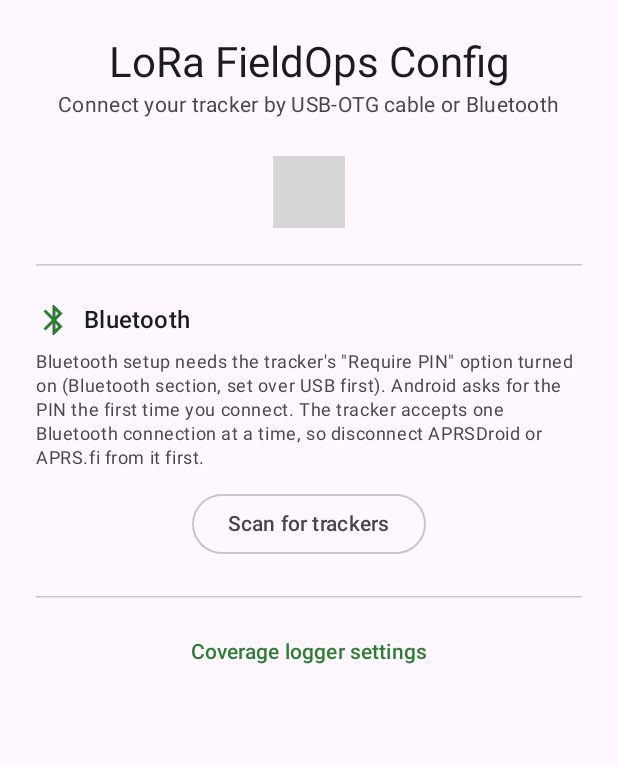
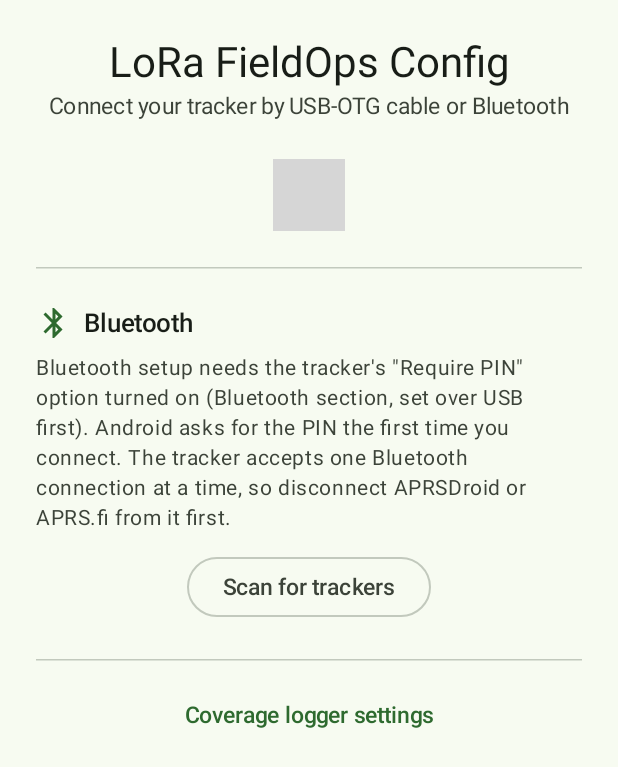
Before and after one commit to jeepnjonny/lora-fieldops-config-android, an Android app built with Jetpack Compose: the screen it shows after launch (MainActivity), on a phone screen of 412 x 824 dp. Shown: the top 767 px of the screen. Run offline under Robolectric (Android 15) with nearby library versions, the phone set to English and light mode, and no system bars; our stand-ins replace Room's generated code; libraries missing offline, so code that uses them is left out: com.hoho.android; 3 statements that could not run were skipped; grey boxes are pictures that could not be loaded.

Commit message:
feat(ui): readable type scale, full light/dark palette, real app icon
- C3: help text 14 sp (was 12), body 15–17 sp, labels a step up; status
  values in larger medium-weight text (earlier commit); higher-contrast
  secondary text color in both modes.
- C4: every Material 3 color role defined for light and dark (green
  palette, no default-purple fallbacks); window theme switches with the
  system day/night setting so launch doesn't flash; launcher icon is a
  radio mast on green, with a monochrome layer for themed icons. Unused
  template colors removed.

Co-Authored-By: Claude Opus 5.5 <noreply@anthropic.com>

```diff
--- a/app/src/main/java/com/kj7nye/lorafieldops/ui/theme/Theme.kt
+++ b/app/src/main/java/com/kj7nye/lorafieldops/ui/theme/Theme.kt
@@ -2,31 +2,101 @@ package com.kj7nye.lorafieldops.ui.theme
 
 import androidx.compose.foundation.isSystemInDarkTheme
 import androidx.compose.material3.MaterialTheme
+import androidx.compose.material3.Typography
 import androidx.compose.material3.darkColorScheme
 import androidx.compose.material3.lightColorScheme
 import androidx.compose.runtime.Composable
 import androidx.compose.ui.graphics.Color
+import androidx.compose.ui.unit.sp
 
-// Green accent — field-ops / amateur radio aesthetic
-private val PrimaryGreen = Color(0xFF2E7D32)
-private val OnPrimary = Color.White
-private val SecondaryGreen = Color(0xFF558B2F)
-private val SurfaceDark = Color(0xFF1A1C1E)
+// Green field-ops palette, every Material 3 role set for both modes so no
+// component falls back to the default purple. Contrast favors outdoor use.
+
+private val LightColors = lightColorScheme(
+    primary = Color(0xFF2E6A2F),
+    onPrimary = Color(0xFFFFFFFF),
+    primaryContainer = Color(0xFFB1F1A9),
+    onPrimaryContainer = Color(0xFF002204),
+    secondary = Color(0xFF52634F),
+    onSecondary = Color(0xFFFFFFFF),
+    secondaryContainer = Color(0xFFD5E8CF),
+    onSecondaryContainer = Color(0xFF101F10),
+    tertiary = Color(0xFF38656A),
+    onTertiary = Color(0xFFFFFFFF),
+    tertiaryContainer = Color(0xFFBCEBF0),
+    onTertiaryContainer = Color(0xFF002023),
+    error = Color(0xFFBA1A1A),
+    onError = Color(0xFFFFFFFF),
+    errorContainer = Color(0xFFFFDAD6),
+    onErrorContainer = Color(0xFF410002),
+    background = Color(0xFFF7FBF1),
+    onBackground = Color(0xFF181D17),
+    surface = Color(0xFFF7FBF1),
+    onSurface = Color(0xFF181D17),
+    surfaceVariant = Color(0xFFDEE5D8),
+    onSurfaceVariant = Color(0xFF3C4339),
+    outline = Color(0xFF6E756B),
+    outlineVariant = Color(0xFFC2C9BD),
+    inverseSurface = Color(0xFF2D322C),
+    inverseOnSurface = Color(0xFFEEF2E9),
+    inversePrimary = Color(0xFF96D58F),
+    surfaceDim = Color(0xFFD7DBD2),
+    surfaceBright = Color(0xFFF7FBF1),
+    surfaceContainerLowest = Color(0xFFFFFFFF),
+    surfaceContainerLow = Color(0xFFF1F5EC),
+    surfaceContainer = Color(0xFFEBEFE6),
+    surfaceContainerHigh = Color(0xFFE6E9E0),
+    surfaceContainerHighest = Color(0xFFE0E4DB),
+)
 
 private val DarkColors = darkColorScheme(
-    primary = Color(0xFF66BB6A),
-    onPrimary = Color(0xFF003909),
-    secondary = Color(0xFF8BC34A),
-    background = SurfaceDark,
-    surface = Color(0xFF282C2E),
-    error = Color(0xFFCF6679),
+    primary = Color(0xFF96D58F),
+    onPrimary = Color(0xFF00390A),
+    primaryContainer = Color(0xFF12511A),
+    onPrimaryContainer = Color(0xFFB1F1A9),
+    secondary = Color(0xFFB9CCB4),
+    onSecondary = Color(0xFF253423),
+    secondaryContainer = Color(0xFF3B4B39),
+    onSecondaryContainer = Color(0xFFD5E8CF),
+    tertiary = Color(0xFFA0CFD4),
+    onTertiary = Color(0xFF00363B),
+    tertiaryContainer = Color(0xFF1F4D52),
+    onTertiaryContainer = Color(0xFFBCEBF0),
+    error = Color(0xFFFFB4AB),
+    onError = Color(0xFF690005),
+    errorContainer = Color(0xFF93000A),
+    onErrorContainer = Color(0xFFFFDAD6),
+    background = Color(0xFF10140F),
+    onBackground = Color(0xFFE0E4DB),
+    surface = Color(0xFF10140F),
+    onSurface = Color(0xFFE0E4DB),
+    surfaceVariant = Color(0xFF424940),
+    onSurfaceVariant = Color(0xFFC6CDC1),
+    outline = Color(0xFF8C9388),
+    outlineVariant = Color(0xFF424940),
+    inverseSurface = Color(0xFFE0E4DB),
+    inverseOnSurface = Color(0xFF2D322C),
+    inversePrimary = Color(0xFF2E6A2F),
+    surfaceDim = Color(0xFF10140F),
+    surfaceBright = Color(0xFF363A34),
+    surfaceContainerLowest = Color(0xFF0B0F0A),
+    surfaceContainerLow = Color(0xFF181D17),
+    surfaceContainer = Color(0xFF1C211B),
+    surfaceContainerHigh = Color(0xFF272B25),
+    surfaceContainerHighest = Color(0xFF313630),
 )
 
-private val LightColors = lightColorScheme(
-    primary = PrimaryGreen,
-    onPrimary = OnPrimary,
-    secondary = SecondaryGreen,
-    error = Color(0xFFB3261E),
+// One step up from the Material defaults for the text people read in the field:
+// help text (bodySmall) is 14 sp instead of 12, values and body text 15–17 sp.
+private val Base = Typography()
+private val AppTypography = Base.copy(
+    titleMedium = Base.titleMedium.copy(fontSize = 17.sp, lineHeight = 24.sp),
+    bodyLarge = Base.bodyLarge.copy(fontSize = 17.sp, lineHeight = 24.sp),
+    bodyMedium = Base.bodyMedium.copy(fontSize = 15.sp, lineHeight = 22.sp),
+    bodySmall = Base.bodySmall.copy(fontSize = 14.sp, lineHeight = 20.sp),
+    labelLarge = Base.labelLarge.copy(fontSize = 15.sp, lineHeight = 20.sp),
+    labelMedium = Base.labelMedium.copy(fontSize = 13.sp, lineHeight = 18.sp),
+    labelSmall = Base.labelSmall.copy(fontSize = 12.sp, lineHeight = 16.sp),
 )
 
 @Composable
@@ -36,6 +106,7 @@ fun AppTheme(
 ) {
     MaterialTheme(
         colorScheme = if (darkTheme) DarkColors else LightColors,
+        typography = AppTypography,
         content = content,
     )
 }
--- a/app/src/main/res/drawable/ic_launcher_foreground.xml
+++ b/app/src/main/res/drawable/ic_launcher_foreground.xml
@@ -1,10 +1,31 @@
 <?xml version="1.0" encoding="utf-8"?>
+<!-- Launcher foreground: a radio mast with signal arcs, sized to the 66 dp adaptive-icon
+     safe zone. Also used as the themed (monochrome) icon on Android 13+. -->
 <vector xmlns:android="http://schemas.android.com/apk/res/android"
     android:width="108dp"
     android:height="108dp"
     android:viewportWidth="108"
     android:viewportHeight="108">
-    <path
-        android:fillColor="#FFFFFF"
-        android:pathData="M54,54m-20,0a20,20 0,1 1,40 0a20,20 0,1 1,-40 0" />
+    <group
+        android:scaleX="2.5"
+        android:scaleY="2.5"
+        android:translateX="24"
+        android:translateY="26">
+        <!-- Mast with a small base -->
+        <path
+            android:fillColor="#FFFFFFFF"
+            android:pathData="M11,10h2v10h-2z M8,20h8v2h-8z" />
+        <!-- Antenna tip -->
+        <path
+            android:fillColor="#FFFFFFFF"
+            android:pathData="M12,6.5a2,2 0,1 1,0 4a2,2 0,1 1,0 -4z" />
+        <!-- Inner arcs -->
+        <path
+            android:fillColor="#FFFFFFFF"
+            android:pathData="M7.05,4.05l1.41,1.41A5,5 0,0 0,7 9a5,5 0,0 0,1.46 3.54L7.05,13.95A7,7 0,0 1,5 9a7,7 0,0 1,2.05 -4.95z M16.95,4.05A7,7 0,0 1,19 9a7,7 0,0 1,-2.05 4.95l-1.41,-1.41A5,5 0,0 0,17 9a5,5 0,0 0,-1.46 -3.54z" />
+        <!-- Outer arcs -->
+        <path
+            android:fillColor="#FFFFFFFF"
+            android:pathData="M4.22,1.22l1.42,1.42A9,9 0,0 0,3 9a9,9 0,0 0,2.64 6.36l-1.42,1.42A11,11 0,0 1,1 9a11,11 0,0 1,3.22 -7.78z M19.78,1.22A11,11 0,0 1,23 9a11,11 0,0 1,-3.22 7.78l-1.42,-1.42A9,9 0,0 0,21 9a9,9 0,0 0,-2.64 -6.36z" />
+    </group>
 </vector>
--- a/app/src/main/res/mipmap-anydpi-v26/ic_launcher.xml
+++ b/app/src/main/res/mipmap-anydpi-v26/ic_launcher.xml
@@ -2,4 +2,5 @@
 <adaptive-icon xmlns:android="http://schemas.android.com/apk/res/android">
     <background android:drawable="@drawable/ic_launcher_background" />
     <foreground android:drawable="@drawable/ic_launcher_foreground" />
+    <monochrome android:drawable="@drawable/ic_launcher_foreground" />
 </adaptive-icon>
--- a/app/src/main/res/mipmap-anydpi-v26/ic_launcher_round.xml
+++ b/app/src/main/res/mipmap-anydpi-v26/ic_launcher_round.xml
@@ -2,4 +2,5 @@
 <adaptive-icon xmlns:android="http://schemas.android.com/apk/res/android">
     <background android:drawable="@drawable/ic_launcher_background" />
     <foreground android:drawable="@drawable/ic_launcher_foreground" />
+    <monochrome android:drawable="@drawable/ic_launcher_foreground" />
 </adaptive-icon>
--- /dev/null
+++ b/app/src/main/res/values-night/colors.xml
@@ -0,0 +1,4 @@
+<?xml version="1.0" encoding="utf-8"?>
+<resources>
+    <color name="window_background">#FF10140F</color>
+</resources>
--- /dev/null
+++ b/app/src/main/res/values-night/themes.xml
@@ -0,0 +1,8 @@
+<?xml version="1.0" encoding="utf-8"?>
+<resources>
+    <style name="Theme.LoRaFieldOpsConfig" parent="android:Theme.Material.NoActionBar">
+        <item name="android:windowBackground">@color/window_background</item>
+        <item name="android:colorPrimary">@color/brand_green</item>
+        <item name="android:colorAccent">@color/brand_green</item>
+    </style>
+</resources>
--- a/app/src/main/res/values/colors.xml
+++ b/app/src/main/res/values/colors.xml
@@ -1,11 +1,6 @@
 <?xml version="1.0" encoding="utf-8"?>
 <resources>
-    <color name="purple_200">#FFBB86FC</color>
-    <color name="purple_500">#FF6200EE</color>
-    <color name="purple_700">#FF3700B3</color>
-    <color name="teal_200">#FF03DAC5</color>
-    <color name="teal_700">#FF018786</color>
-    <color name="black">#FF000000</color>
-    <color name="white">#FFFFFFFF</color>
-    <color name="ic_launcher_background">#FF3700B3</color>
+    <color name="brand_green">#FF2E6A2F</color>
+    <color name="window_background">#FFF7FBF1</color>
+    <color name="ic_launcher_background">#FF2E6A2F</color>
 </resources>
--- a/app/src/main/res/values/themes.xml
+++ b/app/src/main/res/values/themes.xml
@@ -1,5 +1,10 @@
 <?xml version="1.0" encoding="utf-8"?>
 <resources>
-    <!-- Base theme; Compose Material3 overrides most styling at the Compose layer -->
-    <style name="Theme.LoRaFieldOpsConfig" parent="android:Theme.Material.Light.NoActionBar" />
+    <!-- Window theme only: Compose draws the UI. The window background matches the
+         Compose surface so launch doesn't flash a different color. -->
+    <style name="Theme.LoRaFieldOpsConfig" parent="android:Theme.Material.Light.NoActionBar">
+        <item name="android:windowBackground">@color/window_background</item>
+        <item name="android:colorPrimary">@color/brand_green</item>
+        <item name="android:colorAccent">@color/brand_green</item>
+    </style>
 </resources>
```
